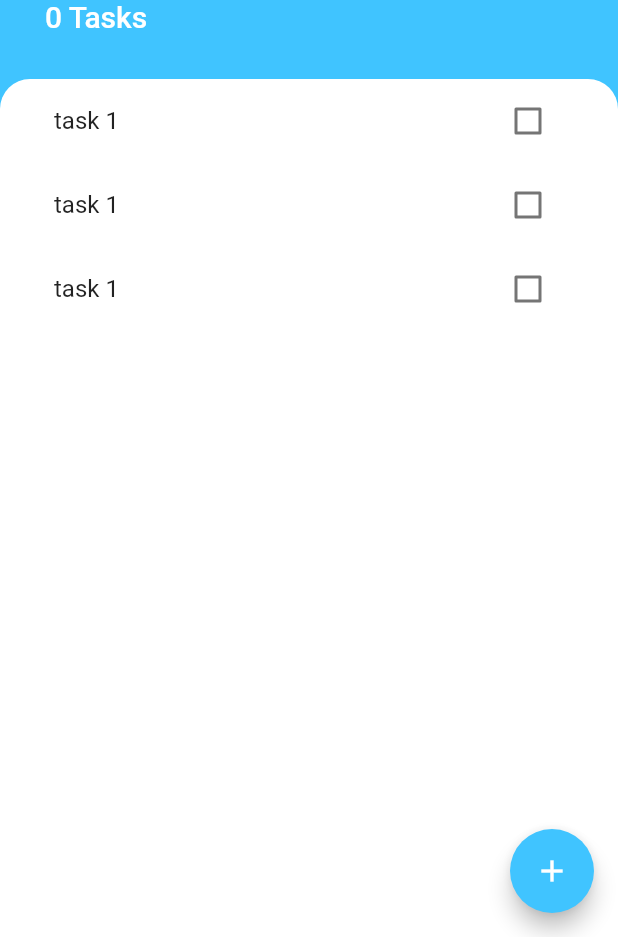
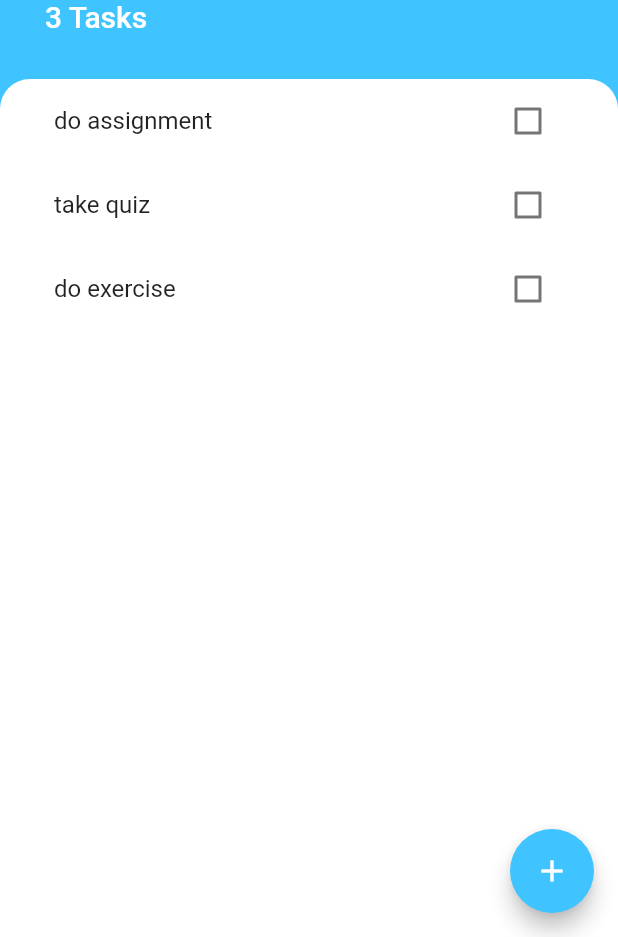
Before and after one commit to Zia-esar/todoApp_flutter, a Flutter app: the screen it shows after launch, on a phone screen of 412 x 824 dp, the part 299-1236 px from its top. Run offline on Flutter 3.47's test engine with Material 2 defaults, Android fonts, the phone set to English and light mode, and no system bars.

Commit message:
made changes

```diff
--- /dev/null
+++ b/lib/models/task.dart
@@ -0,0 +1,10 @@
+class Task {
+  final String name;
+  bool isDone;
+
+  Task({this.isDone = false, this.name});
+
+  void toggleDone(){
+    isDone = !isDone;
+  }
+}
--- a/lib/screens/tasks_screen.dart
+++ b/lib/screens/tasks_screen.dart
@@ -1,15 +1,34 @@
 import 'package:flutter/material.dart';
 import 'package:todoey_flutter/widgets/tasks_list.dart';
 import 'package:todoey_flutter/screens/add_task_screen.dart';
+import 'package:todoey_flutter/models/task.dart';
 
-class TasksScreen extends StatelessWidget {
+class TasksScreen extends StatefulWidget {
+  @override
+  _TasksScreenState createState() => _TasksScreenState();
+}
+
+class _TasksScreenState extends State<TasksScreen> {
+  List<Task> tasks = [
+    Task(name: 'do assignment'),
+    Task(name: 'take quiz'),
+    Task(name: 'do exercise'),
+  ];
+
   @override
   Widget build(BuildContext context) {
     return Scaffold(
       backgroundColor: Colors.lightBlueAccent,
       floatingActionButton: FloatingActionButton(
         onPressed: (){
-          showModalBottomSheet(context: context, builder: (context) => AddTaskScreen());
+          showModalBottomSheet(context: context, builder: (context) => AddTaskScreen(
+            (newTaskTitle){
+              setState(() {
+                tasks.add(Task(name: newTaskTitle));
+              });
+              Navigator.pop(context);
+            }
+          ));
         },
         backgroundColor: Colors.lightBlueAccent,
         child: Icon(
@@ -43,7 +62,7 @@ class TasksScreen extends StatelessWidget {
                   ),
                 ),
                 Text(
-                  '0 Tasks',
+                  '${tasks.length} Tasks',
                   style: TextStyle(
                     color: Colors.white,
                     fontSize: 20,
@@ -63,7 +82,7 @@ class TasksScreen extends StatelessWidget {
                   topRight: Radius.circular(20),
                 ),
               ),
-              child: TasksList(),
+              child: TasksList(tasks),
             ),
           ),
         ],
--- a/lib/widgets/task_tile.dart
+++ b/lib/widgets/task_tile.dart
@@ -1,43 +1,25 @@
 import 'package:flutter/material.dart';
 
-class TaskTile extends StatefulWidget {
-  @override
-  _TaskTileState createState() => _TaskTileState();
-}
+class TaskTile extends StatelessWidget {
+  final bool isChecked;
+  final String title;
+  final Function checkboxCallback;
 
-class _TaskTileState extends State<TaskTile> {
-  bool isChecked = false;
+  TaskTile({this.isChecked, this.title, this.checkboxCallback});
   @override
   Widget build(BuildContext context) {
     return ListTile(
       title: Text(
-        'task 1',
+        title,
         style: TextStyle(
           decoration: isChecked ? TextDecoration.lineThrough : null,
         ),
       ),
-      trailing: TaskCheckbox(
-        checkboxState: isChecked,
-        toggleCheckboxState: (bool checkboxState) {
-          setState(() {
-            isChecked = checkboxState;
-          });
-        },
+      trailing: Checkbox(
+        activeColor: Colors.lightBlueAccent,
+        value: isChecked,
+        onChanged: checkboxCallback,
       ),
     );
   }
 }
-
-class TaskCheckbox extends StatelessWidget {
-  final bool checkboxState;
-  final Function toggleCheckboxState;
-  TaskCheckbox({this.checkboxState, this.toggleCheckboxState});
-  @override
-  Widget build(BuildContext context) {
-    return Checkbox(
-      activeColor: Colors.lightBlueAccent,
-      value: checkboxState,
-      onChanged: toggleCheckboxState,
-    );
-  }
-}
--- a/lib/widgets/tasks_list.dart
+++ b/lib/widgets/tasks_list.dart
@@ -1,15 +1,31 @@
 import 'package:flutter/material.dart';
 import 'task_tile.dart';
+import 'package:todoey_flutter/models/task.dart';
 
-class TasksList extends StatelessWidget {
+class TasksList extends StatefulWidget {
+  final List<Task> tasks;
+  TasksList(this.tasks);
+  @override
+  _TasksListState createState() => _TasksListState();
+}
+
+class _TasksListState extends State<TasksList> {
+
   @override
   Widget build(BuildContext context) {
-    return ListView(
-      children: [
-        TaskTile(),
-        TaskTile(),
-        TaskTile(),
-      ],
+    return ListView.builder(
+      itemBuilder: (context, index) {
+        return TaskTile(
+          title: widget.tasks[index].name,            // 'widget' refers to stateful widget to construct tasks
+          isChecked: widget.tasks[index].isDone,
+          checkboxCallback: (checkboxState) {
+            setState(() {
+              widget.tasks[index].toggleDone();
+            });
+          },
+        );
+      },
+      itemCount: widget.tasks.length,
     );
   }
 }
```
Also changed, not shown: lib/screens/add_task_screen.dart (+13 -4 lines).
